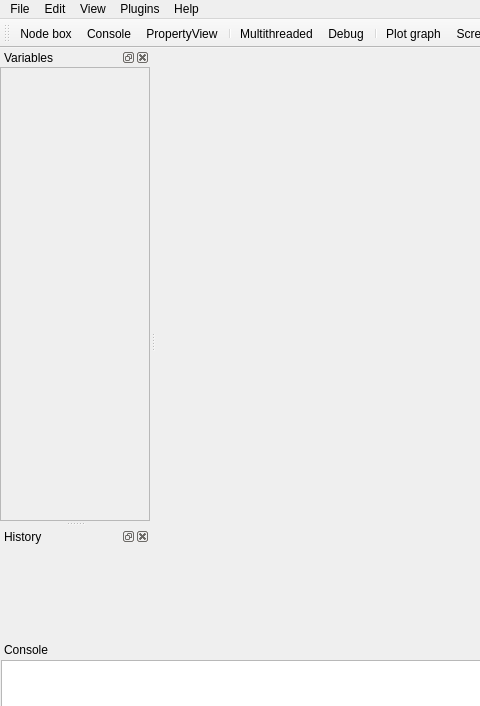
Qt form PyFlow/GraphEditor_ui.ui (wonderworks-software/PyFlow) before a commit; both pictures show x 0 to 480 and y 0 to 706 of the 1287 by 875 pixel window.
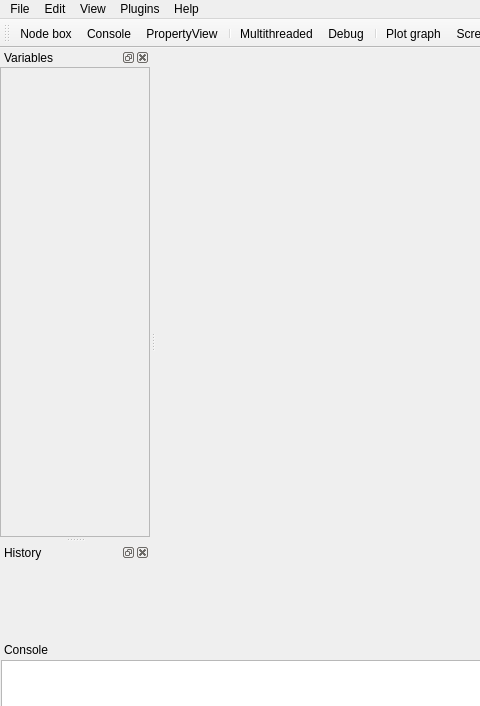
The same form after that commit. Icons and pictures are not drawn.

The edit to the form file:
```diff
--- a/PyFlow/GraphEditor_ui.ui
+++ b/PyFlow/GraphEditor_ui.ui
@@ -214,7 +214,7 @@
    <property name="minimumSize">
     <size>
      <width>150</width>
-     <height>93</height>
+     <height>113</height>
     </size>
    </property>
    <property name="floating">
@@ -254,9 +254,15 @@
           <x>0</x>
           <y>0</y>
           <width>148</width>
-          <height>385</height>
+          <height>298</height>
          </rect>
         </property>
+        <property name="sizePolicy">
+         <sizepolicy hsizetype="Preferred" vsizetype="Preferred">
+          <horstretch>0</horstretch>
+          <verstretch>0</verstretch>
+         </sizepolicy>
+        </property>
         <layout class="QGridLayout" name="gridLayout_5">
          <property name="leftMargin">
           <number>0</number>
@@ -362,6 +368,12 @@
     <number>1</number>
    </attribute>
    <widget class="QWidget" name="dockWidgetContents_3">
+    <property name="sizePolicy">
+     <sizepolicy hsizetype="Preferred" vsizetype="Expanding">
+      <horstretch>0</horstretch>
+      <verstretch>0</verstretch>
+     </sizepolicy>
+    </property>
     <layout class="QGridLayout" name="gridLayout_6">
      <property name="leftMargin">
       <number>1</number>
```
Left out of the diff: 49 changed lines with no effect on the pictures.
